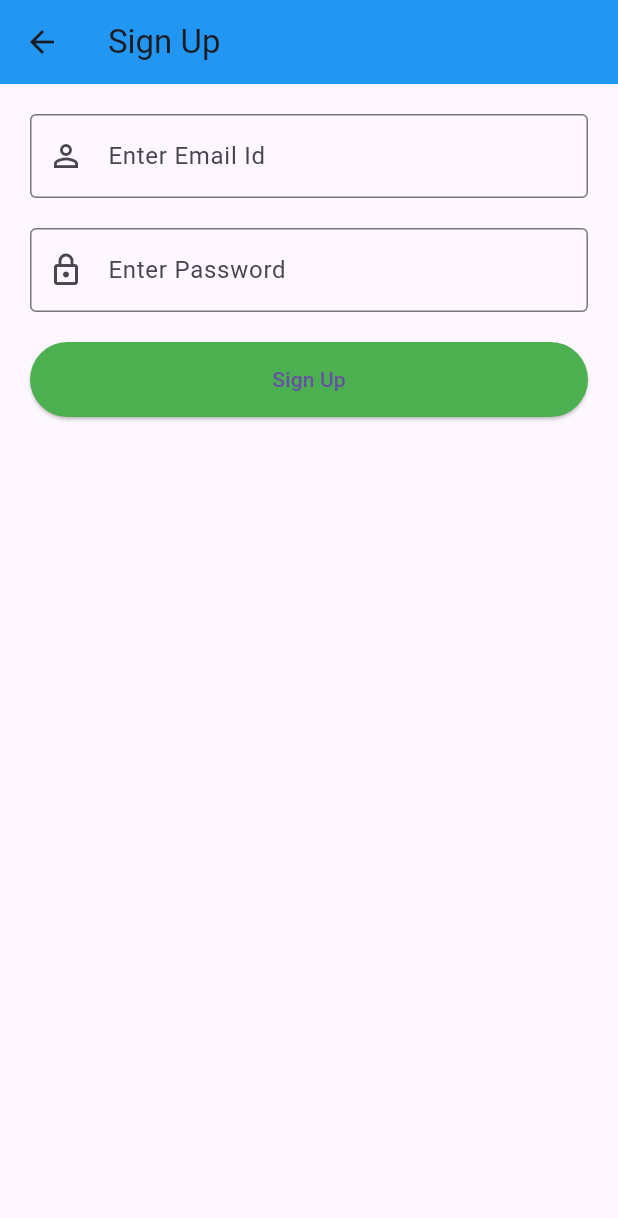
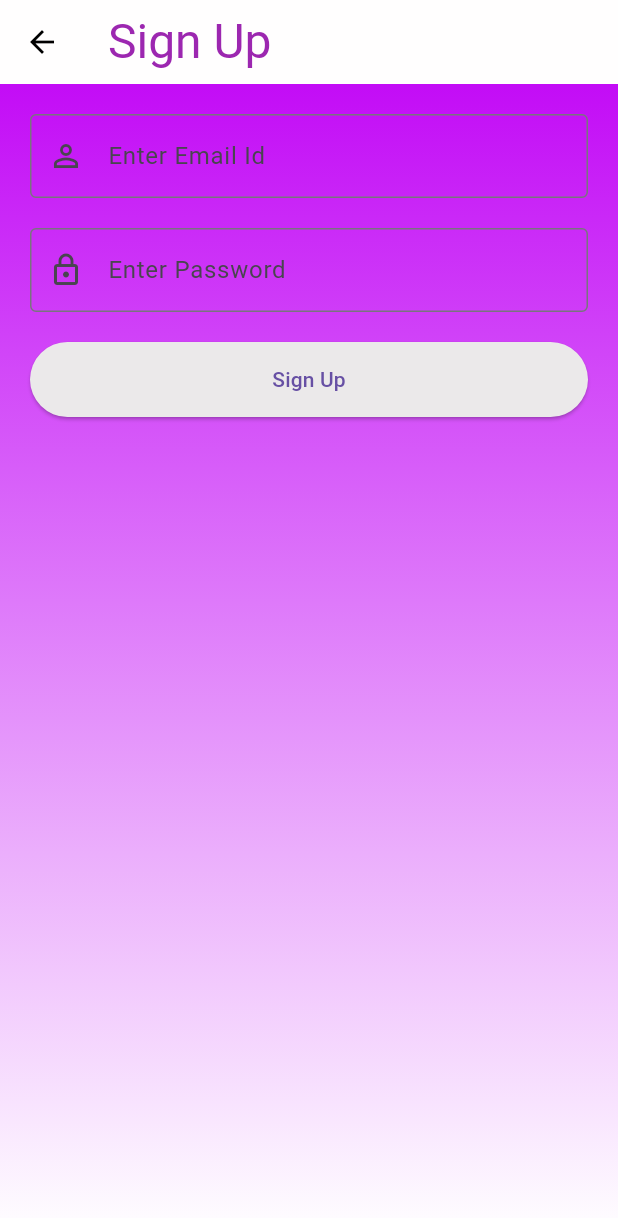
Before and after one commit to ArmaanHirani/VisioVibe-An-Art-Social-Media, a Flutter app: the SignUpScreen screen opened directly, on a phone screen of 412 x 824 dp. Shown: the top 1218 px of the screen. Run offline on Flutter 3.47's test engine with Material 3 defaults, Android fonts, the phone set to English and light mode, and no system bars; our stand-ins replace firebase_auth, firebase_core; accounts and stored records are empty.

Commit message:
UI for Homepage and SignUpPage

```diff
--- a/lib/signUpScreen.dart
+++ b/lib/signUpScreen.dart
@@ -21,7 +21,6 @@ class _SignUpScreenState extends State<SignUpScreen> {
         email: email,
         password: password,
       );
-
     } catch (e) {
       ScaffoldMessenger.of(context).showSnackBar(
         SnackBar(content: Text('Sign up failed: $e')),
@@ -33,10 +32,27 @@ class _SignUpScreenState extends State<SignUpScreen> {
   Widget build(BuildContext context) {
     return Scaffold(
       appBar: AppBar(
-        backgroundColor: Colors.blue,
-        title: const Text("Sign Up"),
+        backgroundColor: Color.fromARGB(255, 255, 254, 254),
+        title: Text(
+          "Sign Up",
+          style: TextStyle(fontSize: 32, color: Colors.purple),
         ),
-      body: Padding(
+        leading: IconButton(
+          icon: Icon(Icons.arrow_back, color: Color.fromARGB(255, 0, 0, 0)),
+          onPressed: () {
+            Navigator.pop(context);
+          },
+        ),
+      ),
+      body: Container(
+        decoration: BoxDecoration(
+          gradient: LinearGradient(
+            colors: [Color.fromARGB(255, 195, 12, 246), Colors.white],
+            begin: Alignment.topCenter,
+            end: Alignment.bottomCenter,
+          ),
+        ),
+        child: Padding(
           padding: const EdgeInsets.all(20),
           child: Column(
             crossAxisAlignment: CrossAxisAlignment.stretch,
@@ -64,13 +80,16 @@ class _SignUpScreenState extends State<SignUpScreen> {
                 onPressed: _signUp,
                 child: Text("Sign Up"),
                 style: ButtonStyle(
-                minimumSize: MaterialStateProperty.all(Size(double.infinity, 50)),
-                backgroundColor: MaterialStateProperty.all(Colors.green),
+                  minimumSize:
+                      MaterialStateProperty.all(Size(double.infinity, 50)),
+                  backgroundColor: MaterialStateProperty.all(
+                      Color.fromARGB(255, 235, 233, 234)),
                 ),
               ),
             ],
           ),
         ),
+      ),
     );
   }
 }
```
Also changed, not shown: lib/homepage.dart (+40 -4 lines). Lines whose indentation alone changed are shown as unchanged.
